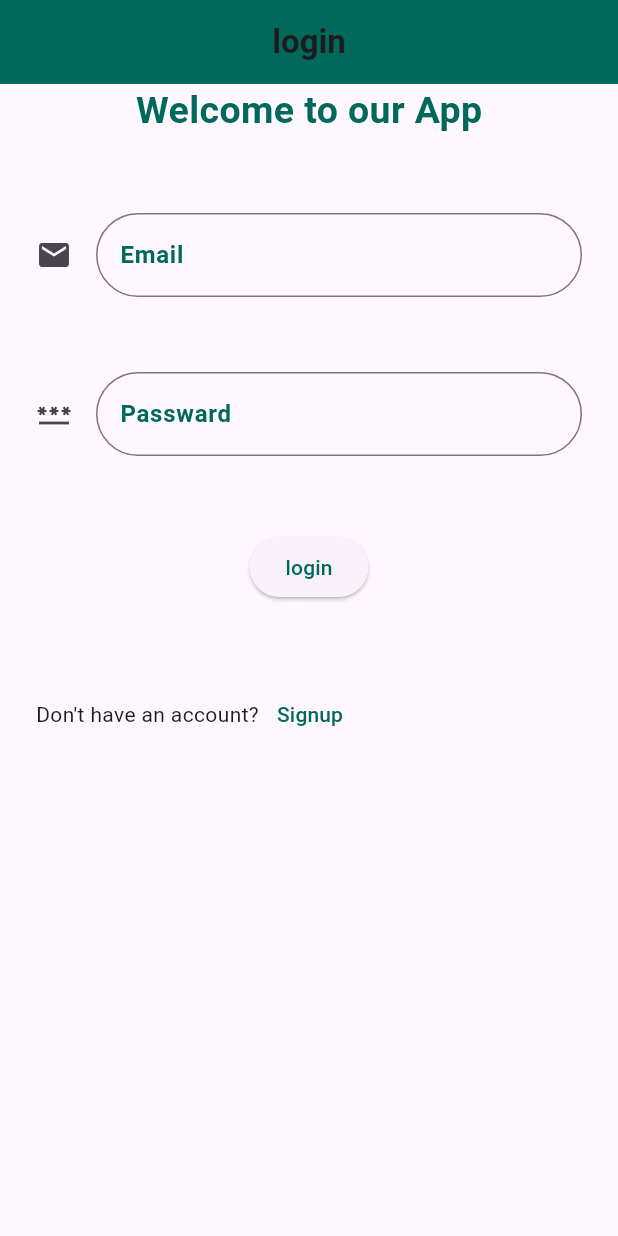
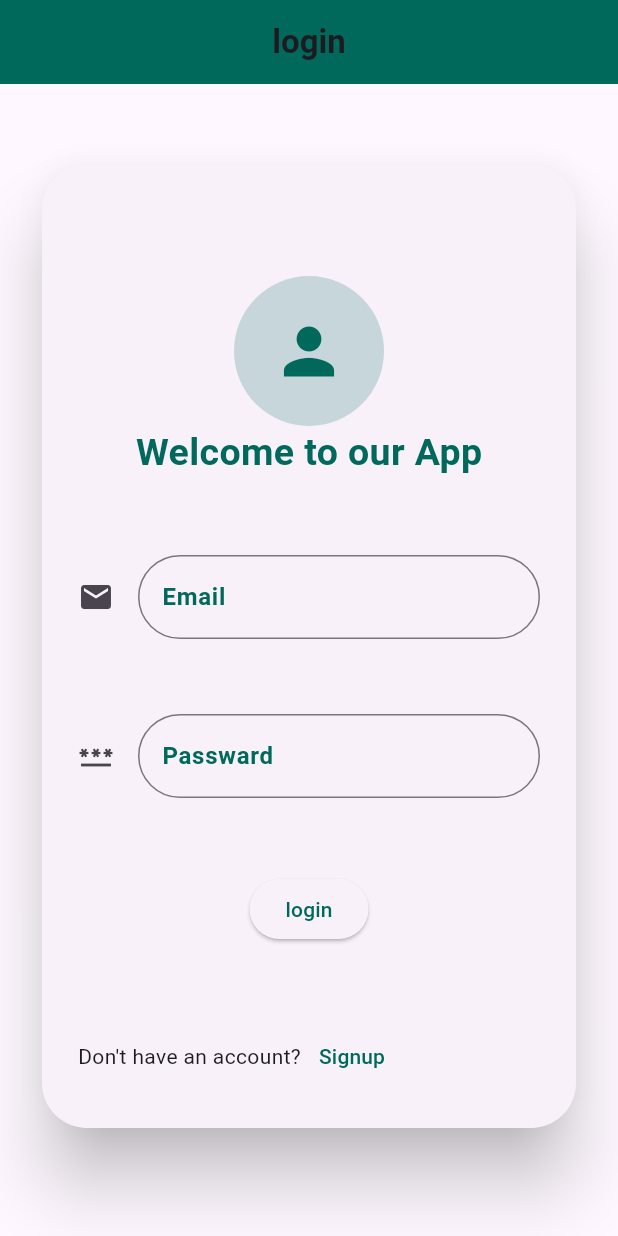
Before and after one commit to AbdulrhmanDV/B3-project, a Flutter app: the screen it shows after launch, after a tap on "login", on a phone screen of 412 x 824 dp. Run offline on Flutter 3.47's test engine with Material 3 defaults, Android fonts, the phone set to English and light mode, and no system bars.

Commit message:
Update login_screen.dart

```diff
--- a/lib/screens/login_screen.dart
+++ b/lib/screens/login_screen.dart
@@ -12,20 +12,51 @@ class _LoginScreenState extends State<LoginScreen> {
   TextEditingController emailController = TextEditingController();
   TextEditingController passwordController = TextEditingController();
 
+
   @override
   Widget build(BuildContext context) {
     return Scaffold(
+
+
       appBar: AppBar(
         title: Text("login", style: TextStyle(fontWeight: FontWeight.bold),),
         centerTitle: true,
         backgroundColor: Color(0xFF00695C),
 
       ),
+
       body: Center(
           child: Padding(
+
               padding: EdgeInsets.symmetric(horizontal: 24.0),
+
               child: Column(
+
                 children: [
+                  SizedBox(height: 50,),
+                Card(
+                elevation: 20,
+                shape: RoundedRectangleBorder(
+                  borderRadius: BorderRadius.circular(30),
+                ),
+                child: Padding(
+                  padding: EdgeInsets.all(24.0),
+                  child: Column(
+                    children: [
+                      SizedBox(height: 50,),
+                      Container(
+                        height: 100,
+                        width: 100,
+                        decoration: BoxDecoration(
+                          shape: BoxShape.circle,
+                          color: Color(0xFF00695C).withOpacity(0.2),
+                        ),
+                        child: Icon(
+                          Icons.person,
+                          size: 50,
+                          color: Color(0xFF00695C),
+                        ),
+                      ),
                 Text("Welcome to our App", style: TextStyle(
                 color: Color(0xFF00695C),
                 fontSize: 25,
@@ -59,7 +90,8 @@ class _LoginScreenState extends State<LoginScreen> {
               ),
               SizedBox(height: 50,),
               ElevatedButton(onPressed: () {
-
+                print("email is:${emailController.text}");
+                print("password is:${passwordController.text}");
 
                 /// if u won't use . text it will print the datatype and how it be saved in the storage
               },
@@ -92,7 +124,11 @@ class _LoginScreenState extends State<LoginScreen> {
     ),
     ),
 
+      ],
+              ),
 
+      ),
+    )
     );
     }
 }
```
